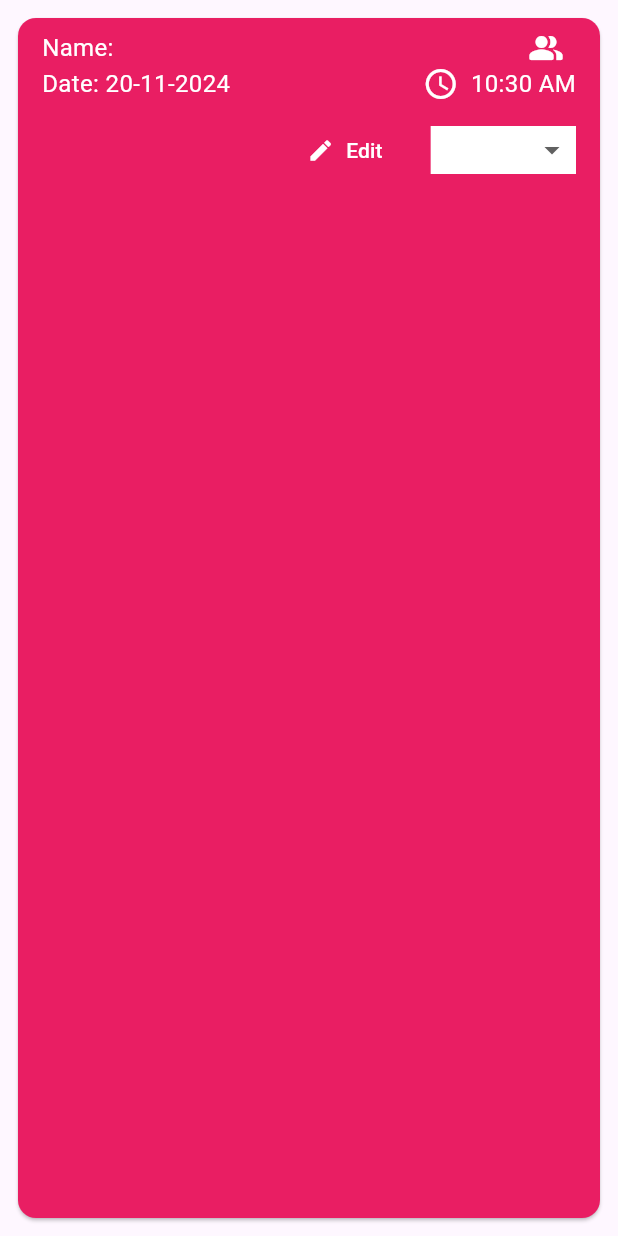
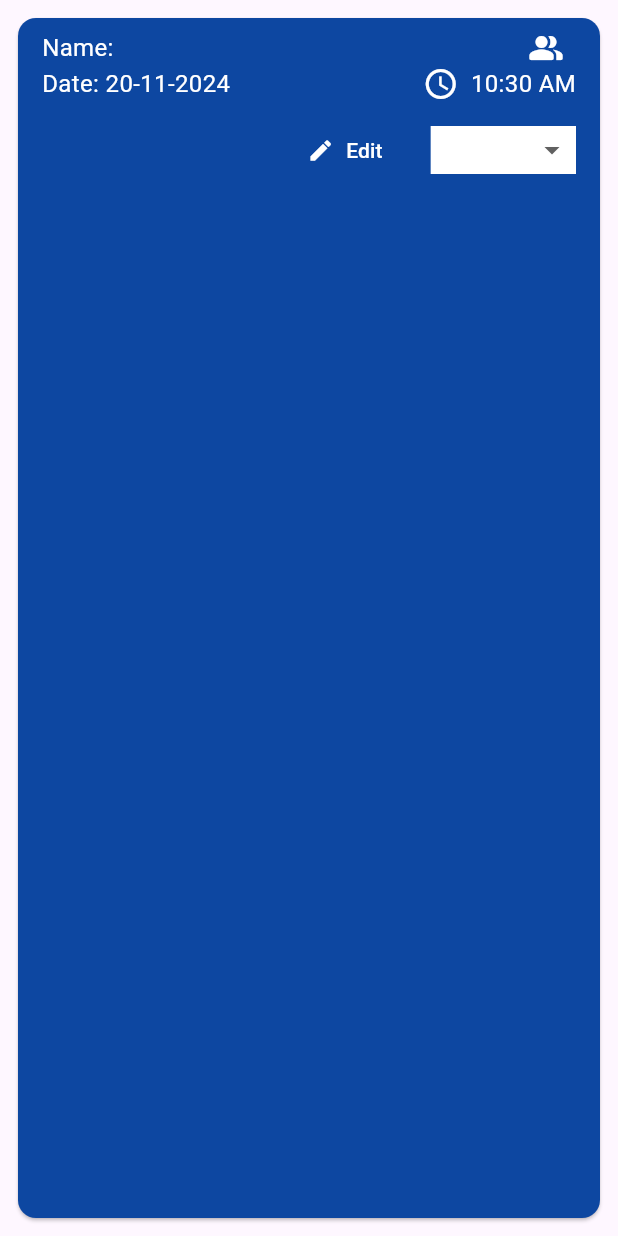
Before and after one commit to mousumi2002/Swift-Reservation, a Flutter app: the CardTile widget shown alone on an empty page, opened directly with empty values, on a phone screen of 412 x 824 dp. Run offline on Flutter 3.47's test engine with Material 3 defaults, Android fonts, the phone set to English and light mode, and no system bars; our stand-ins replace cloud_firestore, firebase_auth, firebase_core, firebase_ui_firestore, flutter_bloc, freezed_annotation and 1 more; accounts and stored records are empty.

Commit message:
Edit: Card tile color

```diff
--- a/lib/features/app/presentation/card_tile.dart
+++ b/lib/features/app/presentation/card_tile.dart
@@ -30,17 +30,18 @@ class CardTile extends StatelessWidget {
       return Colors.green.shade700;
     } else if (status == 'Waiting') {
       return Colors.blueGrey.shade700;
-    } else if (status == 'Cancelled') {
+    } else if (status == 'Cancelled' || status == 'CheckOut') {
       return Colors.deepOrange.shade600;
+    } else if (status == 'CheckIn') {
+      return Colors.pink;
     } else {
-      return Colors.pink;
+      return Colors.blue.shade900;
     }
   }
 
   @override
   Widget build(BuildContext context) {
     final List<String> statusList = [
-      'All',
       'Confirmed',
       'Waiting',
       'Cancelled',
```
